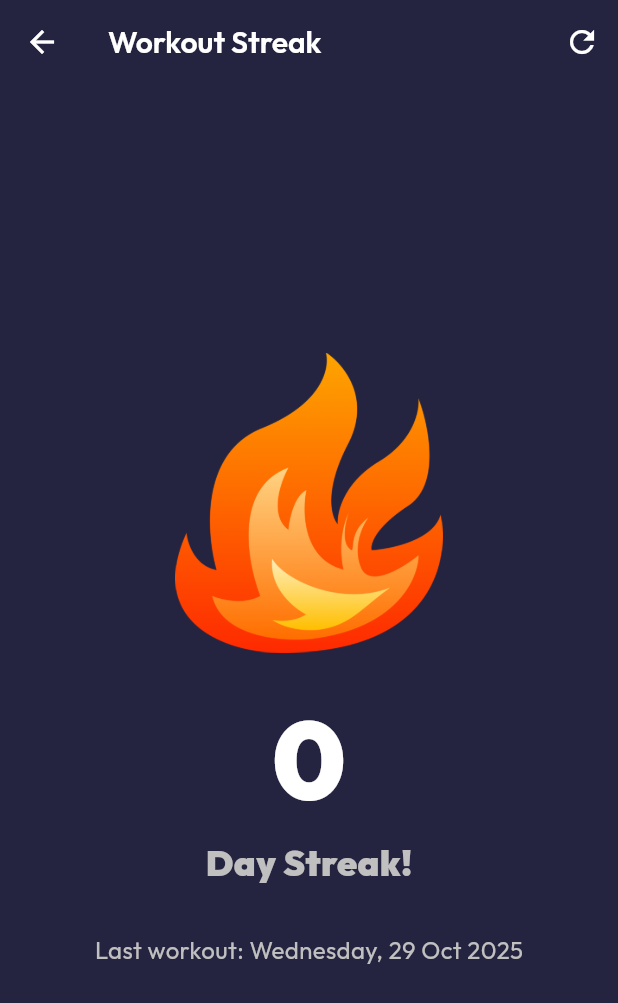
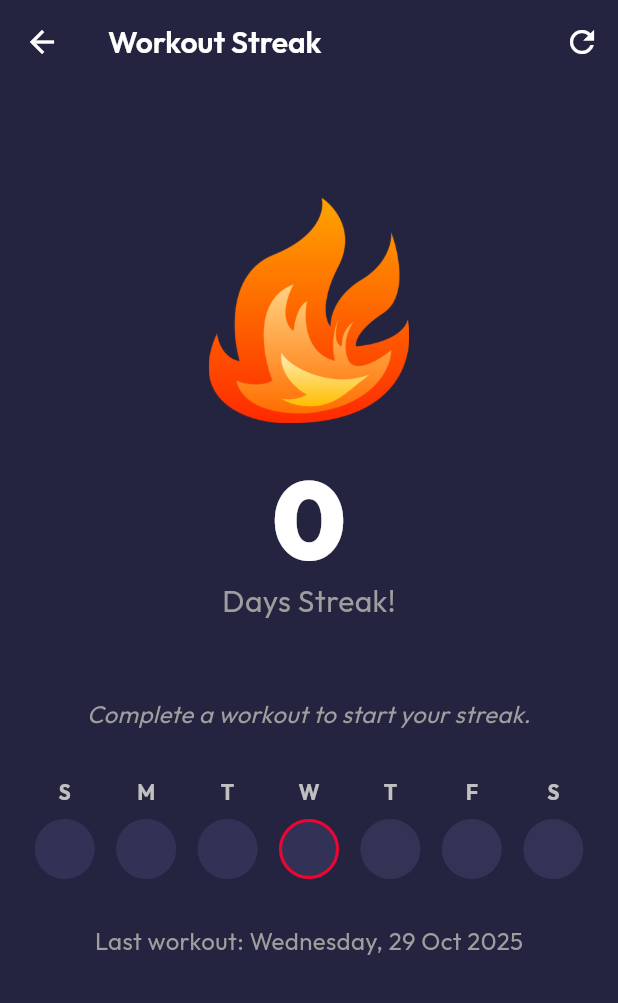
Before and after one commit to MuhammadSuheil/GymBros, a Flutter app: the StreakScreen screen opened directly, after a tap on the "refresh" icon, on a phone screen of 412 x 824 dp. Shown: the top 1003 px of the screen. Run offline on Flutter 3.47's test engine with Material 3 defaults, Android fonts, the light colour scheme and no system bars; our stand-ins replace cloud_firestore, firebase_auth, firebase_core, flutter_local_notifications, google_fonts, supabase_flutter and 1 more; accounts and stored records are empty; generated files the repository leaves out were written again.

Commit message:
feat: added weekly tracking on streak screen

```diff
--- a/lib/features/streak/view/streak_screen.dart
+++ b/lib/features/streak/view/streak_screen.dart
@@ -4,15 +4,9 @@ import 'package:intl/intl.dart';
 import '../viewmodel/streak_viewmodel.dart';
 import '../../../core/constants/app_colors.dart';
 
-
-class StreakScreen extends StatefulWidget {
+class StreakScreen extends StatelessWidget {
   const StreakScreen({super.key});
 
-  @override
-  State<StreakScreen> createState() => _StreakScreenState();
-}
-
-class _StreakScreenState extends State<StreakScreen> {
   @override
   Widget build(BuildContext context) {
     return Scaffold(
@@ -22,7 +16,7 @@ class _StreakScreenState extends State<StreakScreen> {
            IconButton(
              icon: const Icon(Icons.refresh),
              tooltip: 'Reload Streak',
-             onPressed: () => context.read<StreakViewModel>().fetchStreakData(),
+             onPressed: () => context.read<StreakViewModel>().fetchAllStreakData(),
            ),
          ],
       ),
@@ -34,37 +28,169 @@ class _StreakScreenState extends State<StreakScreen> {
           if (viewModel.state == StreakState.Error) {
              return Center(child: Text('Error loading streak: ${viewModel.errorMessage}'));
           }
-          return Center(
+
+          // --- UI BARU ---
+          return Padding(
+            padding: const EdgeInsets.all(16.0),
             child: Column(
+              mainAxisAlignment: MainAxisAlignment.start, // Mulai dari atas
+              children: [
+                const SizedBox(height: 20),
+                // 1. Tampilan Angka Streak & Ikon Api
+                Column(
                   mainAxisAlignment: MainAxisAlignment.center,
+                  crossAxisAlignment: CrossAxisAlignment.center,
                   children: [
-                 Image.asset('assets/images/fire.png',
-                 height: 200,),
-                 const SizedBox(height: 20),
+                    SizedBox(height: 40,),
+                    // Ganti dengan gambar api Anda nanti
+                    Image.asset('assets/images/fire.png', height: 150,),
+                    const SizedBox(width: 16),
+                    Column(
+                      crossAxisAlignment: CrossAxisAlignment.center,
+                      children: [
+                        SizedBox(height: 25,),
                         Text(
                           '${viewModel.currentStreak}',
-                   style: const TextStyle(fontSize: 72, fontWeight: FontWeight.w900, color: AppColors.onPrimary),
+                          style: const TextStyle(fontSize: 72, fontWeight: FontWeight.w900, height: 1.1, color: AppColors.onPrimary),
                         ),
                         Text(
-                   viewModel.currentStreak == 1 ? 'Day Streak!' : 'Day Streak!',
-                   style: const TextStyle(fontSize: 24, color: AppColors.onSecondary, fontWeight: FontWeight.w900),
+                          viewModel.currentStreak == 1 ? 'Day Streak!' : 'Days Streak!',
+                          style: const TextStyle(fontSize: 20, color: Colors.grey),
+                        ),
+                      ],
+                    ),
+                  ],
                 ),
                 const SizedBox(height: 30),
+                const SizedBox(height: 20),
+
+                // 2. Teks Info Tambahan
+                Text(
+                  viewModel.currentStreak > 0
+                    ? 'Your streak is active! Keep it up!'
+                    : 'Complete a workout to start your streak.',
+                  style: const TextStyle(fontSize: 16, fontStyle: FontStyle.italic, color: Colors.grey),
+                  textAlign: TextAlign.center,
+                ),
+                const SizedBox(height: 30),
+
+                // 3. Kalender Mingguan (7 Lingkaran)
+                _buildWeeklyCalendar(
+                   context,
+                   viewModel.workoutDates,
+                   viewModel.currentStreak,
+                   viewModel.lastWorkoutDate
+                ),
+
+                const SizedBox(height: 30),
+                // 4. Info Tanggal Terakhir
                 if (viewModel.lastWorkoutDate != null)
                    Text(
                      'Last workout: ${DateFormat('EEEE, d MMM yyyy', 'en_US').format(viewModel.lastWorkoutDate!)}',
-                      style: const TextStyle(fontSize: 16, color: AppColors.onSecondary),
+                      style: const TextStyle(fontSize: 16, color: Colors.grey),
                    )
                  else
                     const Text(
-                     'Start your first workout to begin the streak!',
+                     'No workout history found.',
                       style: TextStyle(fontSize: 16, color: Colors.grey),
                     ),
               ],
             ),
           );
+          // --- AKHIR UI BARU ---
         },
       ),
     );
   }
+
+  // Helper untuk membangun 7 lingkaran kalender
+  Widget _buildWeeklyCalendar(BuildContext context, List<DateTime> workoutDates, int currentStreak, DateTime? lastWorkoutDate) {
+    final List<String> weekDayLabels = ['S', 'M', 'T', 'W', 'T', 'F', 'S']; // Minggu - Sabtu
+    final DateTime today = DateTime(DateTime.now().year, DateTime.now().month, DateTime.now().day);
+
+    // Temukan hari Minggu di awal minggu ini
+    // DateTime.sunday = 7. (today.weekday % 7) akan 0 untuk Minggu, 1 untuk Senin, ... 6 untuk Sabtu
+    final int daysSinceSunday = today.weekday % 7;
+    final DateTime startOfWeek = today.subtract(Duration(days: daysSinceSunday));
+
+    // Normalisasi tanggal workout sekali saja
+    final Set<DateTime> normalizedWorkoutDates = workoutDates.map((d) => DateTime(d.year, d.month, d.day)).toSet();
+    final DateTime? normalizedLastWorkoutDate = lastWorkoutDate != null
+        ? DateTime(lastWorkoutDate.year, lastWorkoutDate.month, lastWorkoutDate.day)
+        : null;
+
+    return Row(
+      mainAxisAlignment: MainAxisAlignment.spaceAround,
+      children: List.generate(7, (index) {
+        final DateTime dayToDisplay = startOfWeek.add(Duration(days: index));
+        final String label = weekDayLabels[index];
+
+        // Tentukan status lingkaran
+        final bool isToday = dayToDisplay == today;
+        final bool didWorkout = normalizedWorkoutDates.contains(dayToDisplay);
+        final bool isFuture = dayToDisplay.isAfter(today);
+        bool isToleranceDay = false;
+
+        if (!didWorkout && !isFuture && !isToday && normalizedLastWorkoutDate != null && currentStreak > 0) {
+           final int daysSinceLast = dayToDisplay.difference(normalizedLastWorkoutDate).inDays;
+           if (daysSinceLast > 0 && daysSinceLast <= 4) {
+              isToleranceDay = true;
            }
+        }
+        Color circleColor;
+        Widget circleChild = Container();
+        Border border = Border.all(color: Colors.transparent, width: 2.0); // Default border transparan
+
+        if (isToday) {
+          if (didWorkout) {
+             // Sudah workout hari ini
+             circleChild = const Icon(Icons.local_fire_department, color: Colors.white, size: 20);
+             circleColor = const Color.fromARGB(255, 255, 102, 64); // Api
+             border = Border.all(color: AppColors.primary, width: 2.0); // Border biru (aktif)
+          } else {
+             // FITUR BARU: Belum workout hari ini
+             circleChild = Container();
+             circleColor = AppColors.surface; // Warna surface
+             border = Border.all(color: AppColors.error, width: 2.0); // Outline merah
+          }
+        }
+        // Logika untuk hari-hari lain
+        else if (isFuture) {
+           circleColor = AppColors.divider.withOpacity(0.2); // Masa depan
+        } else if (didWorkout) {
+           circleChild = const Icon(Icons.local_fire_department, color: Colors.white, size: 20);
+           circleColor = const Color.fromARGB(255, 255, 102, 64); // Api
+        } else if (isToleranceDay) {
+           circleChild = Container();
+           circleColor = const Color.fromARGB(255, 198, 35, 2); // Toleransi (merah)
+        } else {
+           circleColor = AppColors.surface; // Kosong (putih/abu)
+        }
+        // --- AKHIR PERBAIKAN LOGIKA ---
+
+
+
+        // Buat UI Lingkaran
+        return Column(
+          children: [
+             Text(label, style: TextStyle(fontWeight: FontWeight.bold, color: AppColors.textSecondary)),
+             const SizedBox(height: 8),
+             Container(
+               width: 40,
+               height: 40,
+               decoration: BoxDecoration(
+                 shape: BoxShape.circle,
+                 color: circleColor,
+                 border: Border.all(
+                   color: dayToDisplay == today ? AppColors.primary : Colors.transparent, // Border untuk hari ini
+                   width: 2.0,
+                 )
+               ),
+               child: Center(child: circleChild),
+             ),
+          ],
+        );
+      }),
+    );
+  }
+}
--- a/lib/features/streak/viewmodel/streak_viewmodel.dart
+++ b/lib/features/streak/viewmodel/streak_viewmodel.dart
@@ -1,4 +1,5 @@
 import 'package:flutter/material.dart';
+import '../../../data/models/workout_session_model.dart';
 import '../../../data/repositories/workout_repository.dart';
 
 enum StreakState { Idle, Loading, Success, Error }
@@ -15,6 +16,9 @@ class StreakViewModel extends ChangeNotifier {
   DateTime? _lastWorkoutDate;
   DateTime? get lastWorkoutDate => _lastWorkoutDate;
 
+  List<DateTime> _workoutDates = [];
+  List<DateTime> get workoutDates => _workoutDates;
+
   String _errorMessage = '';
   String get errorMessage => _errorMessage;
 
@@ -23,17 +27,29 @@ class StreakViewModel extends ChangeNotifier {
     notifyListeners();
   }
 
-  Future<void> fetchStreakData() async {
+  Future<void> fetchAllStreakData() async {
     _setState(StreakState.Loading);
     try {
-      final data = await _repository.getUserStreakData();
-      _currentStreak = data['currentStreak'] ?? 0;
-      _lastWorkoutDate = data['lastWorkoutDate'];
+      final streakData = await _repository.getUserStreakData();
+      _currentStreak = streakData['currentStreak'] ?? 0;
+      _lastWorkoutDate = streakData['lastWorkoutDate'];
+
+      final List<WorkoutSessionModel> sessions = await _repository.getWorkoutSessions();
+      _workoutDates = sessions
+          .map((session) => DateTime(
+                session.startTime.year,
+                session.startTime.month,
+                session.startTime.day,
+              ))
+          .toSet()
+          .toList();
+
       _setState(StreakState.Success);
-       print("[StreakViewModel] Fetched streak data: Streak=$_currentStreak, LastDate=$_lastWorkoutDate");
+      print("[StreakViewModel] Fetched streak: $_currentStreak, LastDate: $_lastWorkoutDate");
+      print("[StreakViewModel] Fetched workout dates count: ${_workoutDates.length}");
     } catch (e) {
       _errorMessage = e.toString().replaceFirst('Exception: ', '');
-       print("[StreakViewModel] Error fetching streak: $_errorMessage");
+      print("[StreakViewModel] Error fetching all streak data: $_errorMessage");
       _setState(StreakState.Error);
     }
   }
--- a/lib/main.dart
+++ b/lib/main.dart
@@ -52,7 +52,7 @@ void main() async {
         ),
         ChangeNotifierProvider(create: (context) => HistoryViewModel()),
         ChangeNotifierProvider(
-          create: (context) => StreakViewModel()..fetchStreakData(),
+          create: (context) => StreakViewModel()..fetchAllStreakData()
         ),
       ],
       child: const MyAppEntryPoint(),
```
Also changed, not shown: lib/core/widgets/dialogs.dart (+24 -19 lines), lib/data/repositories/workout_repository.dart (+12 -22 lines), lib/features/workout_summary/view/workout_summary_screen.dart (+8 -10 lines). Lines whose indentation alone changed are shown as unchanged.
